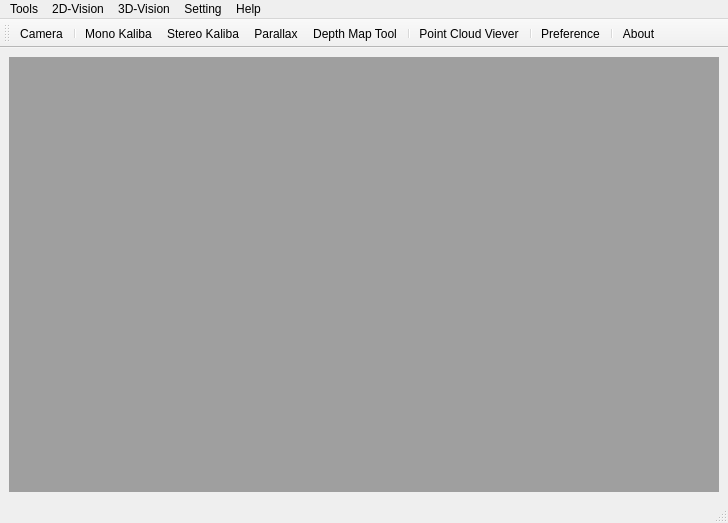
Above: src/ui/sandbox.ui from jiafeng5513/EvisionLight before the change. Below: the same form after it.
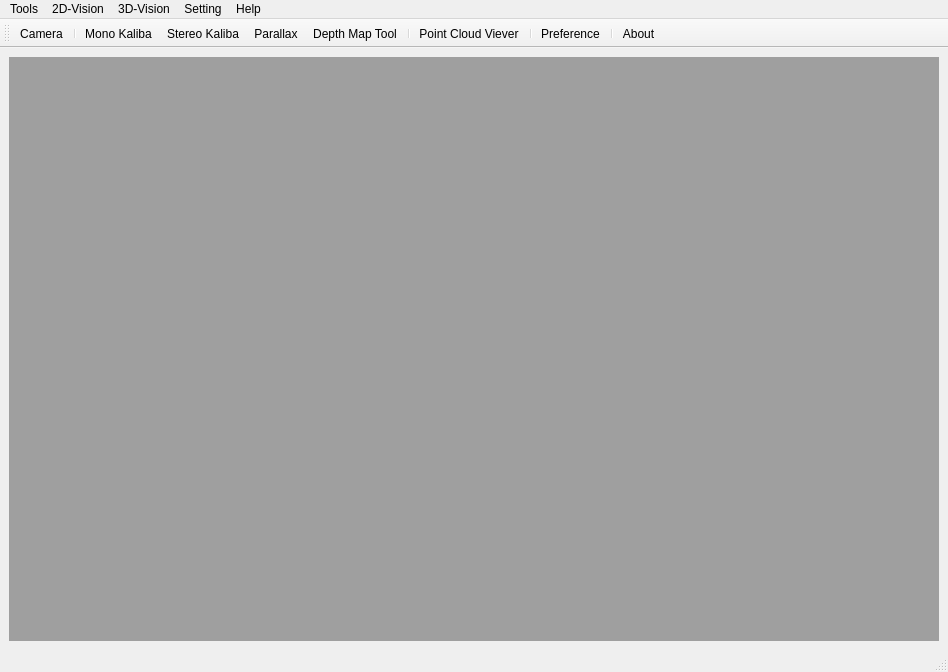
That is the form after the change. Icons and pictures are not drawn.

What changed in the file:
```diff
--- a/src/ui/sandbox.ui
+++ b/src/ui/sandbox.ui
@@ -6,8 +6,8 @@
    <rect>
     <x>0</x>
     <y>0</y>
-    <width>728</width>
-    <height>523</height>
+    <width>948</width>
+    <height>672</height>
    </rect>
   </property>
   <property name="windowTitle">
@@ -26,7 +26,7 @@
     <rect>
      <x>0</x>
      <y>0</y>
-     <width>728</width>
+     <width>948</width>
      <height>23</height>
     </rect>
    </property>
```
Left out of the diff: 16 changed lines with no effect on the pictures.
